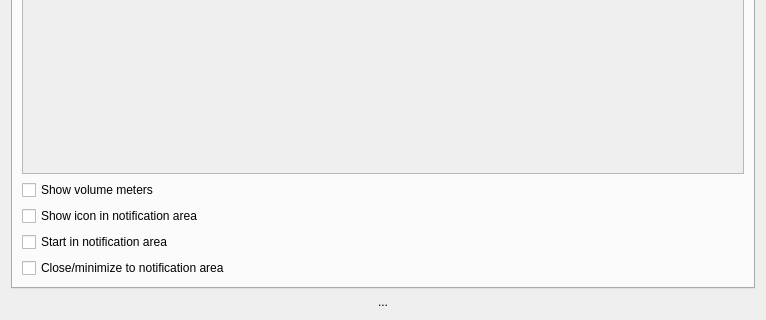
This is src/mainwindow.ui in lxqt/pavucontrol-qt as Qt 5 draws it before an edit; both pictures show x 0 to 766 and y 228 to 548 of the 766 by 548 pixel window. The edited form follows.
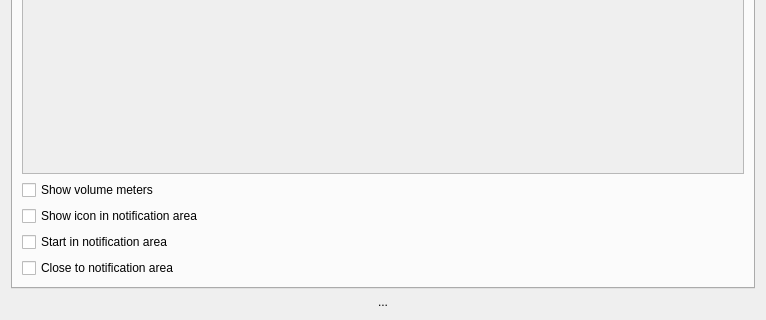
This is the edited form. The open tabs and pages were chosen to show the change. Icons and pictures are not drawn.

Commit message: fix checkbox tooltip, minimization is not actually handled here

The edit to the form file:
```diff
--- a/src/mainwindow.ui
+++ b/src/mainwindow.ui
@@ -354,7 +354,7 @@
        <item>
         <widget class="QCheckBox" name="closeToSystrayCheckButton">
          <property name="text">
-          <string>Close/minimize to notification area</string>
+          <string>Close to notification area</string>
          </property>
         </widget>
        </item>
```
